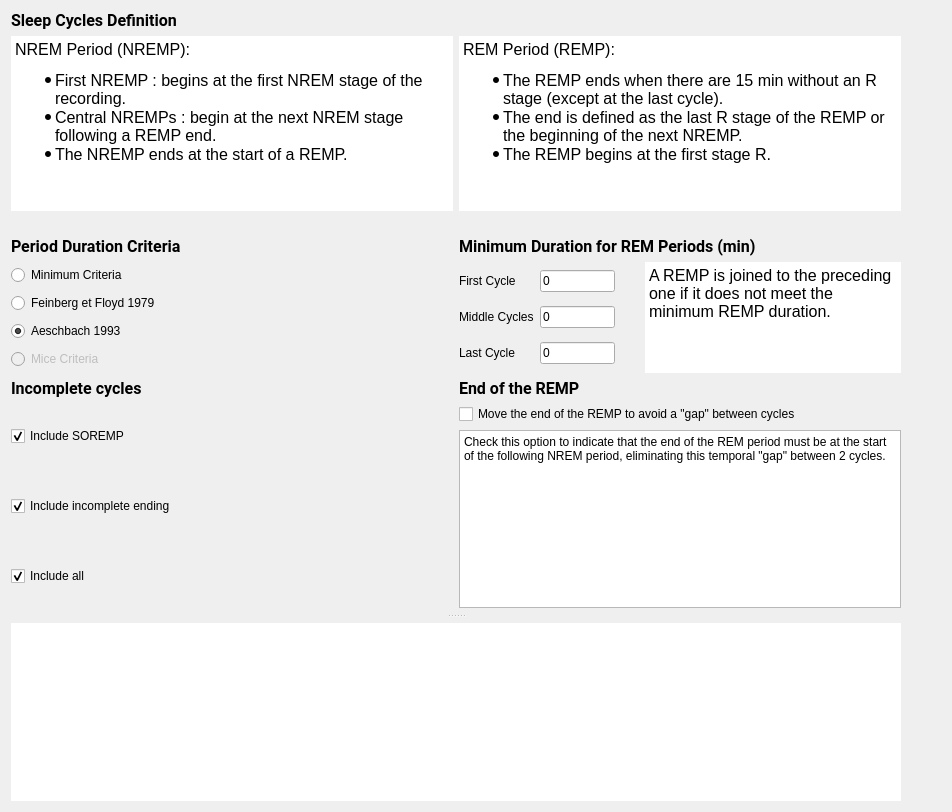
This is modules/CEAMSModules/SleepCyclesDelimiter/Ui_SleepCyclesDelimiterSettingsView.ui in SnoozToolbox/snooz-package-ceams as Qt 5 draws it before an edit. The edited form follows.
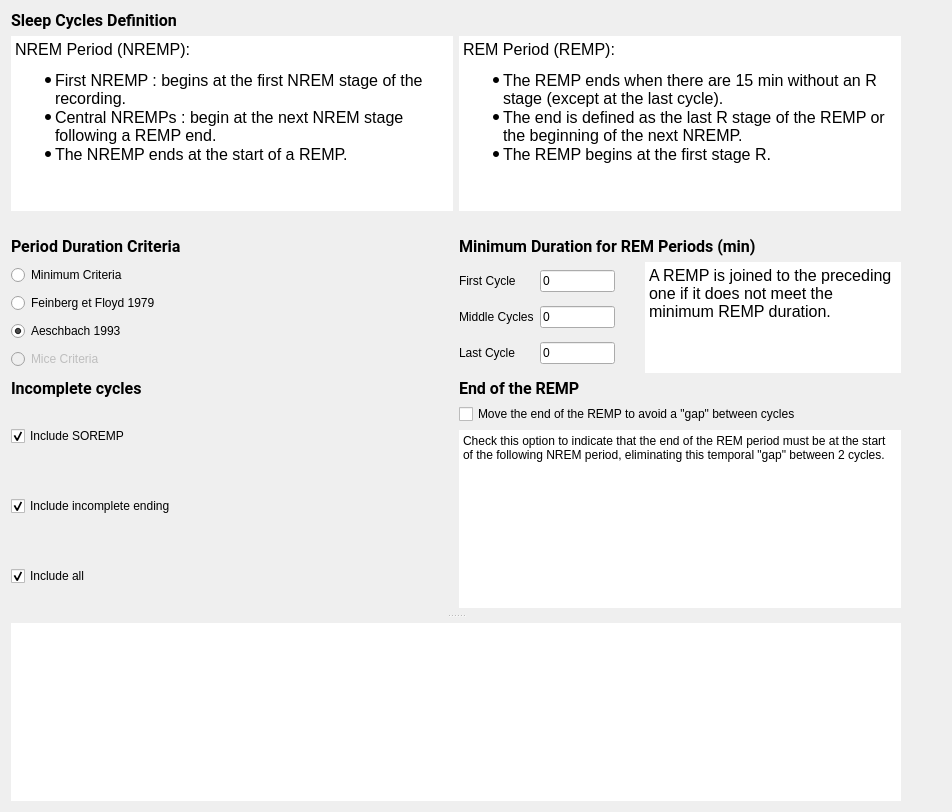
This is the edited form. Icons and pictures are not drawn.

Commit message: Unusuall Hlines and Vlines of the frameShape is removed from the tools and modules

What changed in the file:
```diff
--- a/modules/CEAMSModules/SleepCyclesDelimiter/Ui_SleepCyclesDelimiterSettingsView.ui
+++ b/modules/CEAMSModules/SleepCyclesDelimiter/Ui_SleepCyclesDelimiterSettingsView.ui
@@ -411,6 +411,15 @@
            </item>
            <item>
             <widget class="QPlainTextEdit" name="plainTextEdit">
+             <property name="frameShape">
+              <enum>QFrame::Shape::NoFrame</enum>
+             </property>
+             <property name="frameShadow">
+              <enum>QFrame::Shadow::Plain</enum>
+             </property>
+             <property name="lineWidth">
+              <number>0</number>
+             </property>
              <property name="readOnly">
               <bool>true</bool>
              </property>
```
Left out of the diff: 61 changed lines with no effect on the pictures. The commit also changes 48 other files.
